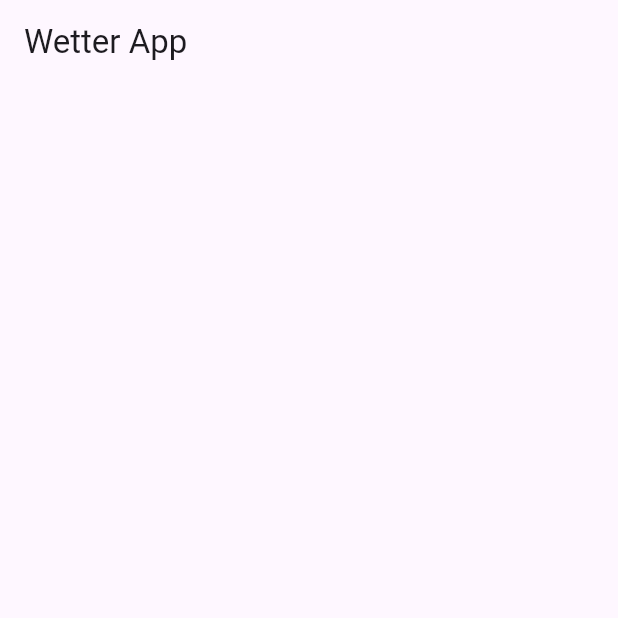
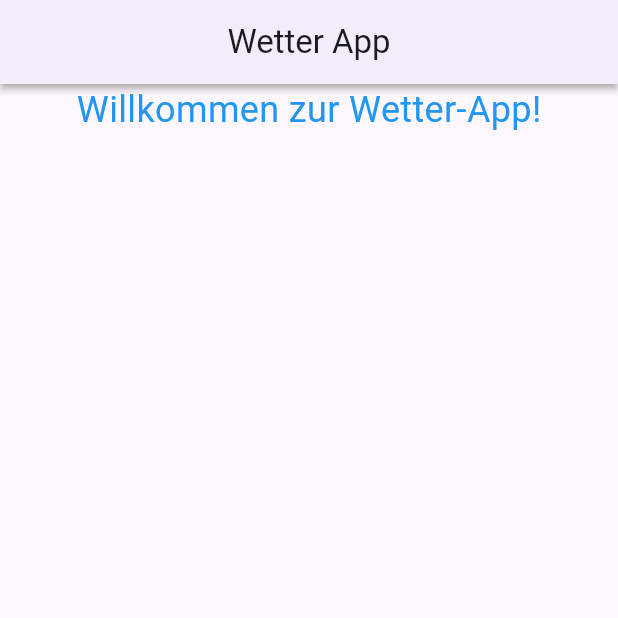
Before and after one commit to Sascha-create/simple_weather_app, a Flutter app: the screen it shows after launch, on a phone screen of 412 x 824 dp, the top half of it. Run offline on Flutter 3.47's test engine with Material 3 defaults, Android fonts, the phone set to English and light mode, and no system bars.

Commit message:
modified Appbar and added Welcometext

```diff
--- a/lib/main.dart
+++ b/lib/main.dart
@@ -7,7 +7,6 @@ void main() {
 class MainApp extends StatelessWidget {
   const MainApp({super.key});
 
-
   @override
   Widget build(BuildContext context) {
     return const MaterialApp(
@@ -16,16 +15,29 @@ class MainApp extends StatelessWidget {
   }
 }
 
-
 class WeatherApp extends StatelessWidget {
   const WeatherApp({super.key});
-
 
   @override
   Widget build(BuildContext context) {
     return Scaffold(
       appBar: AppBar(
+        elevation: 2,
+        shadowColor: Colors.grey,
+        centerTitle: true,
         title: const Text("Wetter App"),
+      ),
+      body: const SafeArea(
+        child: Center(
+          child: Column(
+            children: [
+              Text(
+                "Willkommen zur Wetter-App!",
+                style: TextStyle(fontSize: 24, color: Colors.blue),
+              )
+            ],
+          ),
+        ),
       ),
     );
   }
```
Lines whose indentation alone changed are shown as unchanged.
